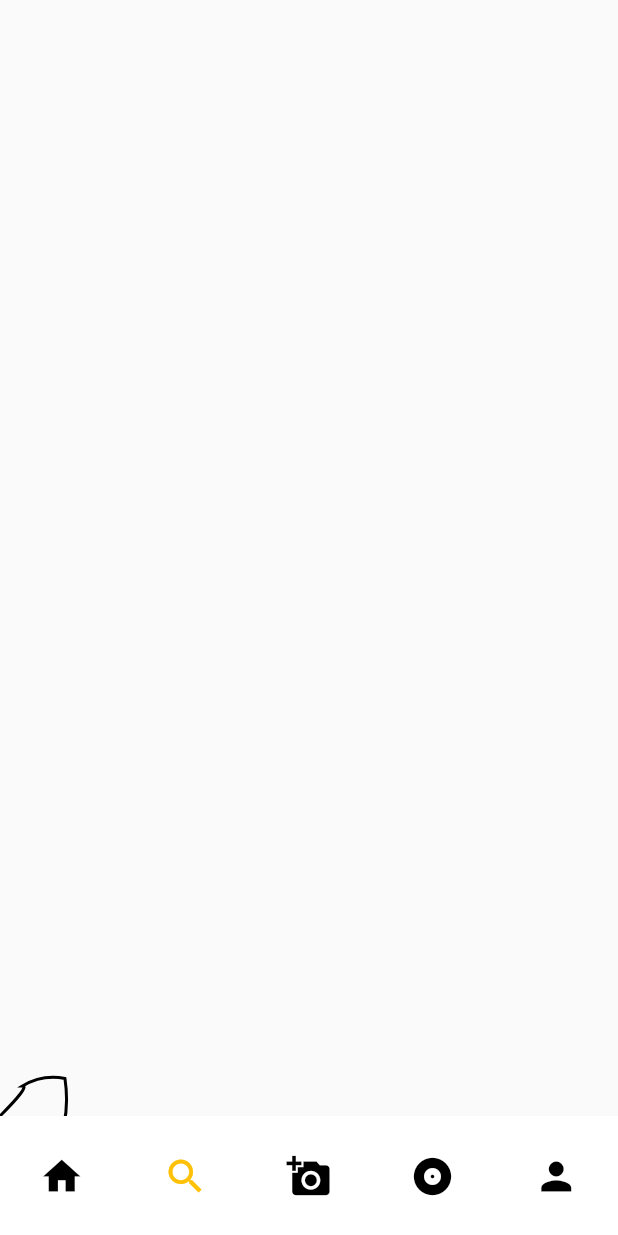
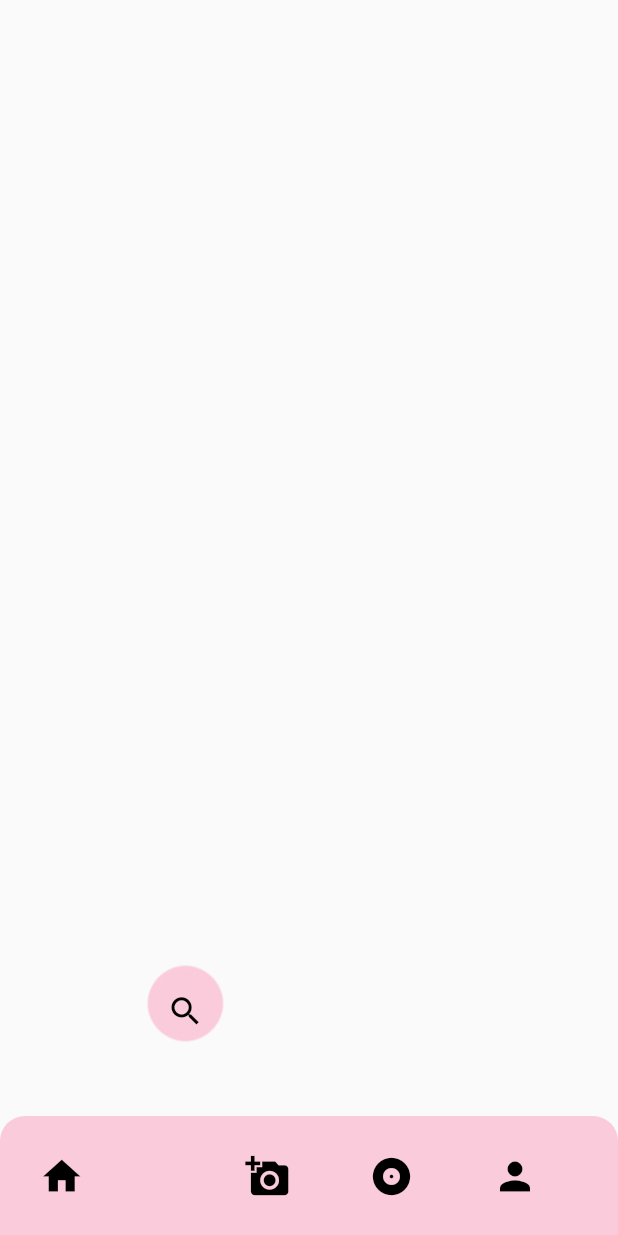
Before and after one commit to Jay51419/flutter_animations, a Flutter app: the LiquidTabBar screen opened directly, item 2 of the bottom bar chosen, on a phone screen of 412 x 824 dp. Run offline on Flutter 3.47's test engine with Material 2 defaults, Android fonts, the phone set to English and light mode, and no system bars; our stand-ins replace flutter_hooks; missing offline and left inert: animated, flutter_cube, interpolate.

Commit message:
liquid tabbar checked

```diff
--- a/lib/screens/home.dart
+++ b/lib/screens/home.dart
@@ -1,7 +1,7 @@
 import 'package:fluttanim/screens/Reflectly/reflectly_colors.dart';
 import 'package:fluttanim/screens/channel_scroll/channel.dart';
 import 'package:fluttanim/screens/gooey_cell/gooey_cell.dart';
-// import 'package:fluttanim/screens/liquid_tabbar/liquid_tabbar.dart';
+import 'package:fluttanim/screens/liquid_tabbar/liquid_tabbar.dart';
 import 'package:fluttanim/screens/movie_booking/movies.dart';
 import 'package:fluttanim/screens/rubber_range_picker/rubber_range_picker.dart';
 import 'package:fluttanim/screens/snap_stories/stories.dart';
@@ -22,7 +22,7 @@ class Home extends StatelessWidget {
     {"name": "🎈 Balloon Range Picker", "screen": BalloonRangePicker()},
     {"name": "❣️ Gooey Cell", "screen": GooeyCell()},
     // {"name": "🪐 Circular Slider", "screen": CircularSlider()},
-    // {"name": "〰️ Liquid TabBar", "screen": LiquidTabBar()},
+    {"name": "〰️ Liquid TabBar", "screen": LiquidTabBar()},
   ];
   @override
   Widget build(BuildContext context) {
--- a/lib/screens/liquid_tabbar/liquid_tabbar.dart
+++ b/lib/screens/liquid_tabbar/liquid_tabbar.dart
@@ -1,4 +1,5 @@
 import 'dart:math';
+import 'dart:ui';
 
 import 'package:fluttanim/screens/circular_slider/slider.dart';
 import 'package:flutter/material.dart';
@@ -15,22 +16,26 @@ class LiquidTabBar extends HookWidget {
     Icons.album,
     Icons.person,
   ];
+  final List<Color> colors = [
+    Colors.yellow.shade300,
+    Colors.pink.shade300,
+    Colors.greenAccent,
+    Colors.blueAccent,
+    Colors.orangeAccent
+  ];
   @override
   Widget build(BuildContext context) {
     var size = MediaQuery.of(context).size;
     var tabWidth = size.width / tabs.length;
     var controller =
-        useAnimationController(duration: Duration(milliseconds: 300));
-    var iconController =
-        useAnimationController(duration: Duration(milliseconds: 300));
+        useAnimationController(duration: Duration(milliseconds: 600));
+    var ballController =
+        useAnimationController(duration: Duration(milliseconds: 600));
 
     var activeTab = useState(0);
     var color = useAnimation(
-        ColorTween(begin: Colors.white, end: Colors.amber[400])
+        ColorTween(begin: Colors.white, end: colors[activeTab.value])
             .animate(controller));
-    var activeIconColor = useAnimation(
-        ColorTween(begin: Colors.black, end: Colors.amber)
-            .animate(iconController));
     var width = useAnimation(
         Tween<double>(begin: size.width, end: size.width * 0.8)
             .animate(controller));
@@ -40,7 +45,7 @@ class LiquidTabBar extends HookWidget {
     var borderRadius =
         useAnimation(Tween<double>(begin: 0, end: 50).animate(controller));
     var y = useAnimation(
-        Tween<double>(begin: 0, end: -tabHeight).animate(controller));
+        Tween<double>(begin: 0, end: -tabHeight - 30).animate(ballController));
 
     return Scaffold(
       body: Container(
@@ -49,15 +54,84 @@ class LiquidTabBar extends HookWidget {
         child: Stack(
           alignment: Alignment.bottomCenter,
           children: [
-            Transform.translate(
-              offset: Offset(-size.width / 2, -tabHeight),
-              child: CustomPaint(
-                painter: LiquidPainter(),
+            ColorFiltered(
+              colorFilter: ColorFilter.matrix([
+                1,
+                0,
+                0,
+                0,
+                0,
+                0,
+                1,
+                0,
+                0,
+                0,
+                0,
+                0,
+                1,
+                0,
+                0,
+                0,
+                0,
+                0,
+                18,
+                -7.0 * 255
+              ]),
+              child: ImageFiltered(
+                imageFilter: ImageFilter.blur(
+                  sigmaX: 10,
+                  sigmaY: 10,
+                  tileMode: TileMode.decal,
+                ),
+                child: Stack(
+                  alignment: Alignment.bottomCenter,
+                  children: [
+                    Align(
+                      alignment: Alignment.bottomLeft,
+                      child: Transform.scale(
+                        origin: Offset(tabWidth * activeTab.value, y - 20),
+                        scale: Interpolate(
+                            inputRange: [-tabHeight - 30, -tabHeight, 0],
+                            outputRange: [0, 1, 1]).eval(y),
+                        child: Transform.translate(
+                            offset: Offset(
+                              (tabWidth * activeTab.value),
+                              y - 20,
+                            ),
+                            child: SizedBox(
+                              height: 50,
+                              width: tabWidth,
+                              child: Align(
+                                child: Container(
+                                  height: 50,
+                                  width: 50,
+                                  decoration: BoxDecoration(
+                                    color: color,
+                                    borderRadius: BorderRadius.circular(50),
+                                  ),
+                                ),
+                              ),
+                            )),
+                      ),
+                    ),
+                    Container(
+                      height: tabHeight - 5,
+                      width: width - 5,
+                      decoration: BoxDecoration(
+                        color: color,
+                        borderRadius: BorderRadius.only(
+                          topLeft: Radius.circular(borderRadius),
+                          topRight: Radius.circular(borderRadius),
+                        ),
+                      ),
+                    ),
+                  ],
+                ),
               ),
             ),
             Container(
               height: tabHeight,
-              width: width,
+              width: width + 40,
               decoration: BoxDecoration(
                 color: color,
                 borderRadius: BorderRadius.only(
@@ -75,8 +149,9 @@ class LiquidTabBar extends HookWidget {
                           controller.forward().whenComplete(
                                 () => controller.reverse(),
                               );
-                          iconController.reset();
-                          iconController.forward();
+                          ballController.forward().whenComplete(() =>
+                              Future.delayed(Duration(milliseconds: 600),
+                                  () => ballController.reset()));
                         },
                         child: Container(
                           height: tabHeight,
@@ -98,6 +173,14 @@ class LiquidTabBar extends HookWidget {
             ),
             Align(
               alignment: Alignment.bottomLeft,
+              child: Transform.scale(
+                origin: Offset(
+                  tabWidth * activeTab.value,
+                  y,
+                ),
+                scale: Interpolate(
+                    inputRange: [-tabHeight - 30, -tabHeight, 0],
+                    outputRange: [0, 1, 1]).eval(y),
                 child: Transform.translate(
                   offset: Offset(
                     tabWidth * activeTab.value,
@@ -108,7 +191,8 @@ class LiquidTabBar extends HookWidget {
                       alignment: Alignment.center,
                       width: (size.width / tabs.length),
                       child: Icon(tabs[activeTab.value],
-                        size: 30, color: activeIconColor)),
+                          size: 25, color: Colors.black)),
+                ),
               ),
             ),
           ],
@@ -117,24 +201,3 @@ class LiquidTabBar extends HookWidget {
     );
   }
 }
-
-class LiquidPainter extends CustomPainter {
-  @override
-  void paint(Canvas canvas, Size size) {
-    Paint paint = Paint()
-      ..style = PaintingStyle.stroke
-      ..strokeWidth = 2;
-    Path path = Path();
-    path.quadraticBezierTo(20, -20, 15, -20);
-    path.arcToPoint(-polar2canvas(center: 200, radius: 50, theta: pi / 1.2),
-        radius: Radius.circular(40));
-    path.quadraticBezierTo(50, 20, 15, 50);
-    canvas.drawPath(path, paint);
-  }
-
-  @override
-  bool shouldRepaint(LiquidPainter oldDelegate) => false;
-
-  @override
-  bool shouldRebuildSemantics(LiquidPainter oldDelegate) => false;
-}
```
Lines whose indentation alone changed are shown as unchanged.
